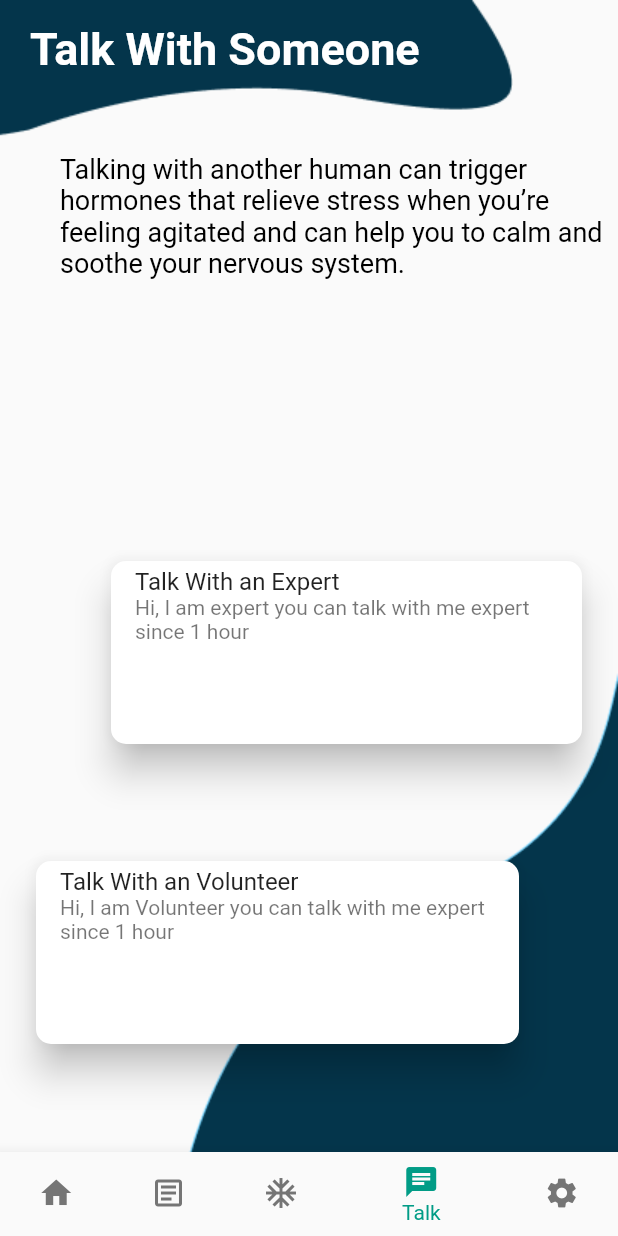
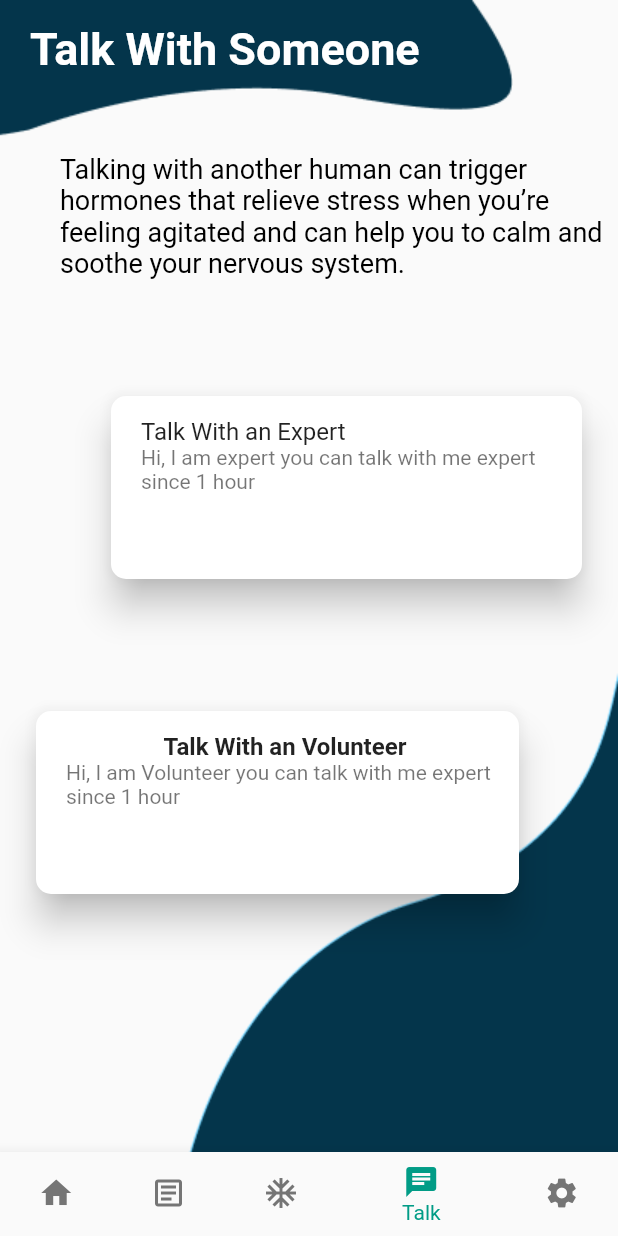
Before and after one commit to hackat-a-t-hon/tervis, a Flutter app: the screen it shows after launch, item 4 of the bottom bar chosen, on a phone screen of 412 x 824 dp. Run offline on Flutter 3.47's test engine with Material 2 defaults, Android fonts, the phone set to English and light mode, and no system bars; Roboto replaces fonts that are missing (RobotoMono).

Commit message:
one more time push padding in card

```diff
--- a/lib/talkWithSomeone.dart
+++ b/lib/talkWithSomeone.dart
@@ -56,13 +56,14 @@ class TalkWithSomeone extends StatelessWidget {
         Container(
             width: 350,
             height: 150,
-            margin: EdgeInsets.fromLTRB(60, 360, 10, 0),
+            margin: EdgeInsets.fromLTRB(60, 250, 10, 0),
             padding: EdgeInsets.all(10),
             child: Card(
               child: Column(
                 children: [
                   const ListTile(
                     title: Text('Talk With an Expert'),
+                    contentPadding: EdgeInsets.fromLTRB(20, 10, 10, 15),
                     subtitle: Text(
                         'Hi, I am expert you can talk with me expert since 1 hour'),
                   )
@@ -75,15 +76,21 @@ class TalkWithSomeone extends StatelessWidget {
         Container(
             width: 350,
             height: 150,
-            margin: EdgeInsets.fromLTRB(10, 560, 0, 0),
+            margin: EdgeInsets.fromLTRB(10, 460, 0, 0),
             padding: EdgeInsets.all(10),
             child: Card(
               child: Column(
                 children: [
                   const ListTile(
-                    title: Text('Talk With an Volunteer'),
+                    title: Text(
+                      'Talk With an Volunteer',
+                      textAlign: TextAlign.center,
+                      style: TextStyle(fontWeight: FontWeight.bold),
+                    ),
+                    contentPadding: EdgeInsets.fromLTRB(20, 10, 10, 15),
                     subtitle: Text(
-                        'Hi, I am Volunteer you can talk with me expert since 1 hour'),
+                      'Hi, I am Volunteer you can talk with me expert since 1 hour',
+                    ),
                   )
                 ],
               ),
```
